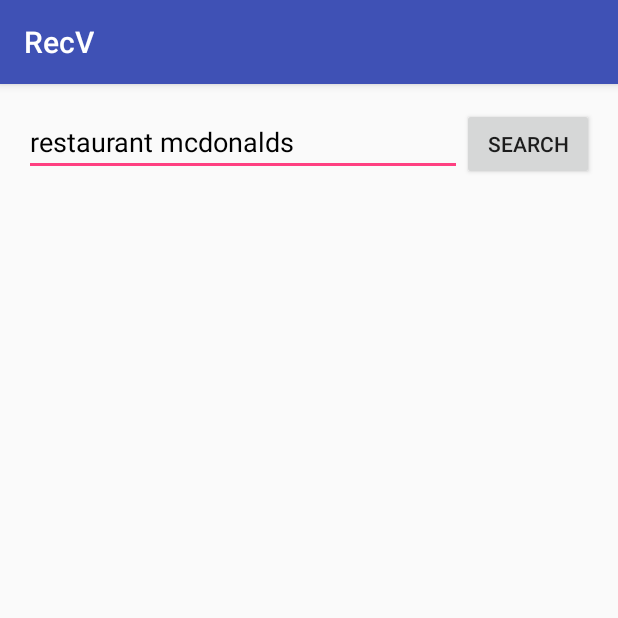
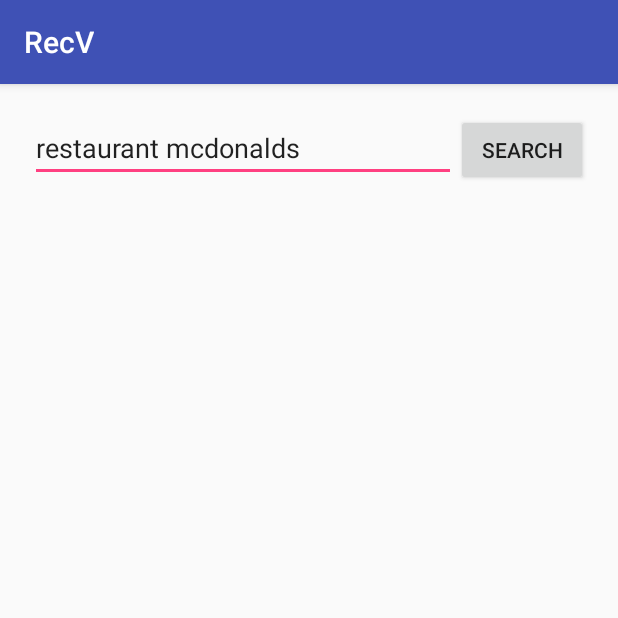
Before and after one commit to yogihurts/RecV, an Android app: the screen it shows after launch (MainActivity), on a phone screen of 412 x 824 dp, the top half of it. Run offline under Robolectric (Android 15) with nearby library versions, the phone set to English and light mode, and no system bars; our stand-ins replace ButterKnife; libraries missing offline, so code that uses them is left out: io.nlopez.smartlocation, io.realm, java.security.acl; 3 statements that could not run were skipped.

Commit message:
Second commit

```diff
--- a/app/src/main/res/layout/activity_main.xml
+++ b/app/src/main/res/layout/activity_main.xml
@@ -1,13 +1,13 @@
 <?xml version="1.0" encoding="utf-8"?>
 <RelativeLayout xmlns:android="http://schemas.android.com/apk/res/android"
     android:layout_width="match_parent" android:layout_height="match_parent"
-    android:padding="16dp"
+    android:padding="20dp"
     >
 
  <EditText
      android:id="@+id/editText"
      android:layout_width="match_parent"
-     android:textColor="@android:color/black"
+     android:textColor="@android:color/purple"
      android:textColorHint="@android:color/black"
      android:text="@string/restaurant_mcdonalds"
      android:hint="@string/type_name"
@@ -22,7 +22,8 @@
      android:layout_height="wrap_content"
      android:layout_alignParentEnd="true"
      android:layout_alignParentRight="true"
-     android:text="@string/search" />
+     android:text="@string/search"
+     />
 
  <android.support.v7.widget.RecyclerView
      android:layout_height="match_parent"
--- a/app/src/main/res/layout/cv.xml
+++ b/app/src/main/res/layout/cv.xml
@@ -4,7 +4,7 @@
         android:id="@+id/cv"
         android:layout_width="match_parent"
         android:layout_height="wrap_content"
-        android:layout_margin="10dp">
+        android:layout_margin="5dp">
 
         <RelativeLayout
             android:layout_width="match_parent"
```
Also changed, not shown: app/src/main/res/values/colors.xml (+10 -0 lines).
